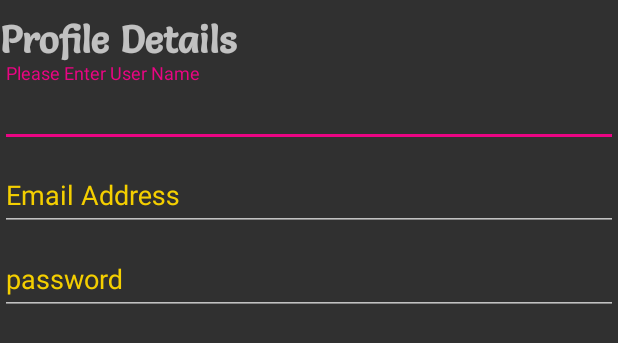
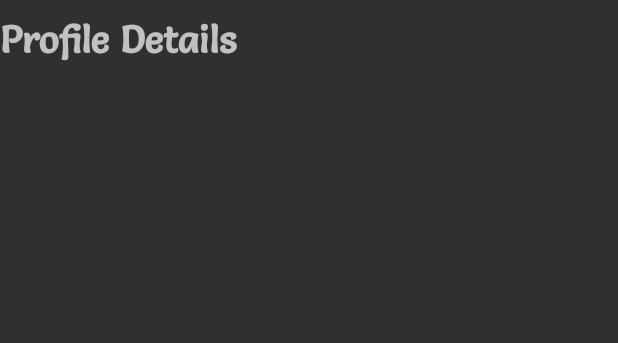
Before and after one commit to MSSIDDIQUE/CoachingApp, an Android app: the layout profile_details_layout.xml on its own in the app's theme, with its tools: preview values and no code run, on a phone screen of 412 x 824 dp. Shown: the top 343 px of the screen. Run offline under Robolectric (Android 15) with nearby library versions, the phone set to English and light mode, and no system bars; Roboto replaces fonts that are not available here.

Commit message:
Porfile Section is Added

```diff
--- a/app/src/main/java/com/example/hello/coachingapp/AddTopperFragment.java
+++ b/app/src/main/java/com/example/hello/coachingapp/AddTopperFragment.java
@@ -97,8 +97,8 @@ public class AddTopperFragment extends android.support.v4.app.Fragment {
             @Override
             public void onClick(View v) {
 
-                StreamText.setVisibility(View.INVISIBLE);
-                SelectStream.setVisibility(View.INVISIBLE);
+                StreamText.setVisibility(View.GONE);
+                SelectStream.setVisibility(View.GONE);
             }
         });
         XIIth.setOnClickListener(new View.OnClickListener() {
--- a/app/src/main/java/com/example/hello/coachingapp/SignUpFragment.java
+++ b/app/src/main/java/com/example/hello/coachingapp/SignUpFragment.java
@@ -220,12 +220,12 @@ public class SignUpFragment extends android.support.v4.app.Fragment {
 
                 if(Teacher.isChecked())
                 {
-                    usersRef.child("TeachersCode").addListenerForSingleValueEvent(new ValueEventListener() {
+                    usersRef.child("Teachers").child("TeachersCode").addListenerForSingleValueEvent(new ValueEventListener() {
                         @Override
                         public void onDataChange(@NonNull DataSnapshot dataSnapshot) {
                             if(dataSnapshot.getValue().toString().matches(teacherscode))
                             {
-                                usersRef.child("Users").child(contactno).setValue( new Users(email,name, password,"teacher"));
+                                usersRef.child("Teachers").child(contactno).setValue( new Users(email,name+" Sir", password,"teacher"));
                                 SharedPreferences prefs =PreferenceManager.getDefaultSharedPreferences(getContext());
                                 SharedPreferences UserType = PreferenceManager.getDefaultSharedPreferences(getContext());
                                 prefs.edit().putBoolean("Islogin", true).commit();
--- a/app/src/main/res/layout/profile_details_layout.xml
+++ b/app/src/main/res/layout/profile_details_layout.xml
@@ -24,12 +24,52 @@
         android:layout_height="wrap_content"
         android:textColorHint="@color/colorPrimary">
 
-        <EditText
+        <TextView
+            android:id="@+id/Name"
             android:layout_width="match_parent"
             android:layout_height="wrap_content"
-            android:hint="Please Enter User Name"
+            android:layout_marginTop="10dp"
+            android:layout_weight="1"
+            android:text="  "
+            android:textSize="18dp"
+            android:textStyle="bold"
+            app:fontFamily="@font/salsa" />
+
+        <EditText
+            android:id="@+id/EditName"
+            android:layout_width="match_parent"
+            android:layout_height="wrap_content"
+            android:hint="Name"
             android:imeOptions="actionNext"
-            android:textColorHint="@color/colorPrimary" />
+            android:textColorHint="@color/colorPrimary"
+            android:visibility="gone" />
+
+    </android.support.design.widget.TextInputLayout>
+
+    <android.support.design.widget.TextInputLayout
+        android:layout_width="match_parent"
+        android:layout_height="match_parent"
+        android:textColorHint="@color/colorPrimary">
+
+        <TextView
+            android:id="@+id/ContactNo"
+            android:layout_width="match_parent"
+            android:layout_height="wrap_content"
+            android:layout_marginTop="10dp"
+            android:layout_weight="1"
+            android:text="  "
+            android:textSize="18dp"
+            android:textStyle="bold"
+            app:fontFamily="@font/salsa" />
+
+        <EditText
+            android:id="@+id/EditContactNo"
+            android:layout_width="match_parent"
+            android:layout_height="wrap_content"
+            android:hint="Name"
+            android:imeOptions="actionNext"
+            android:textColorHint="@color/colorPrimary"
+            android:visibility="gone" />
 
     </android.support.design.widget.TextInputLayout>
 
@@ -38,13 +78,26 @@
         android:layout_height="wrap_content"
         android:textColorHint="@color/colorPrimary">
 
-        <EditText
+        <TextView
+            android:id="@+id/Email"
             android:layout_width="match_parent"
             android:layout_height="wrap_content"
-            android:hint="Email Address"
+            android:layout_marginTop="10dp"
+            android:layout_weight="1"
+            android:text="  "
+            android:textSize="18dp"
+            android:textStyle="bold"
+            app:fontFamily="@font/salsa" />
+
+        <EditText
+            android:id="@+id/EditEmail"
+            android:layout_width="match_parent"
+            android:layout_height="wrap_content"
+            android:hint="Email"
             android:imeOptions="actionNext"
             android:inputType="textEmailAddress"
-            android:textColorHint="@color/colorPrimary" />
+            android:textColorHint="@color/colorPrimary"
+            android:visibility="gone" />
 
     </android.support.design.widget.TextInputLayout>
 
@@ -54,13 +107,26 @@
         android:layout_height="wrap_content"
         android:textColorHint="@color/colorPrimary">
 
-        <EditText
+        <TextView
+            android:id="@+id/Password"
             android:layout_width="match_parent"
             android:layout_height="wrap_content"
-            android:hint="password"
+            android:layout_marginTop="10dp"
+            android:layout_weight="1"
+            android:text="  "
+            android:textSize="18dp"
+            android:textStyle="bold"
+            app:fontFamily="@font/salsa" />
+
+        <EditText
+            android:id="@+id/EditPassword"
+            android:layout_width="match_parent"
+            android:layout_height="wrap_content"
+            android:hint="Password"
             android:imeOptions="actionNext"
             android:inputType="textPassword"
-            android:textColorHint="@color/colorPrimary" />
+            android:textColorHint="@color/colorPrimary"
+            android:visibility="gone" />
 
     </android.support.design.widget.TextInputLayout>
 
--- a/app/src/main/res/layout/profile_layout.xml
+++ b/app/src/main/res/layout/profile_layout.xml
@@ -59,15 +59,15 @@
                     app:title="Edit Profile Details" />
 
                 <com.alespero.expandablecardview.ExpandableCardView
-                    android:id="@+id/ChangeTime"
+                    android:id="@+id/Classes"
                     android:layout_width="wrap_content"
                     android:layout_height="wrap_content"
                     android:layout_marginTop="5dp"
+                    android:textColor="@color/colorAccent"
                     app:animationDuration="300"
-                    android:textColor="@color/colorAccent"
                     app:expandOnClick="true"
                     app:icon="@drawable/ic_access_time_black_24dp"
-                    app:inner_view="@layout/time_item_layout"
+                    app:inner_view="@layout/recycler_view"
                     app:startExpanded="false"
                     app:title="Update Class Timings" />
 
```
Also changed, not shown: app/src/main/java/com/example/hello/coachingapp/MainActivity.java (+7 -0 lines), app/src/main/java/com/example/hello/coachingapp/ProfileFragment.java (added, +51 -0 lines), app/src/main/res/layout/add_topper_layout.xml (+12 -9 lines).
